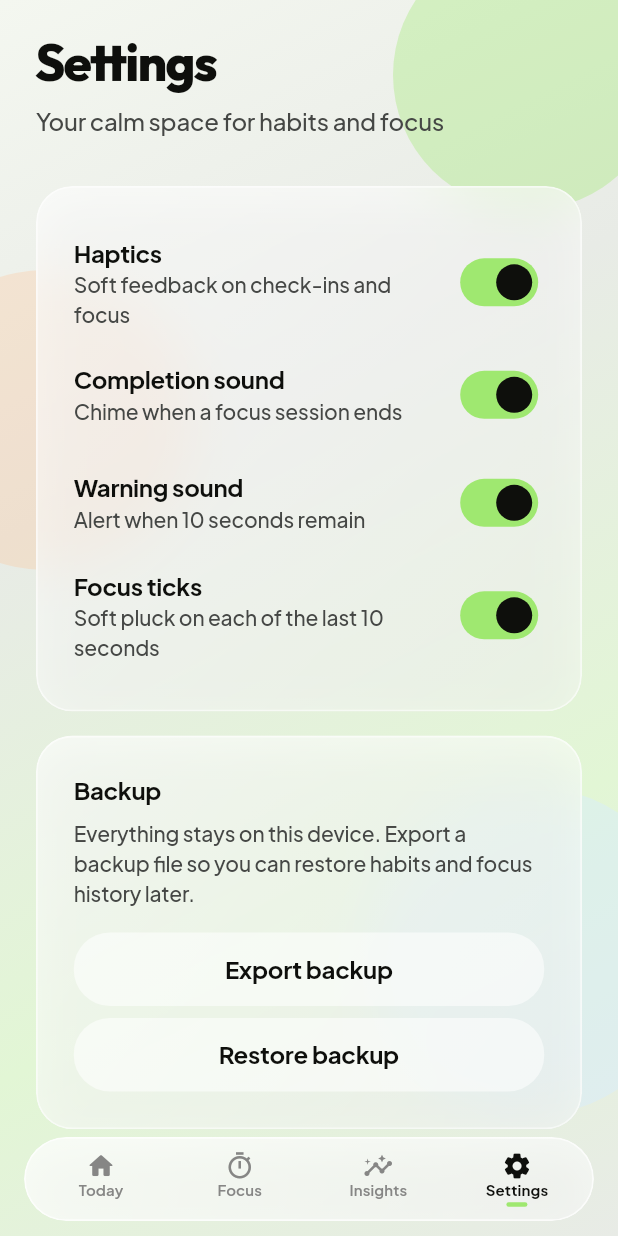
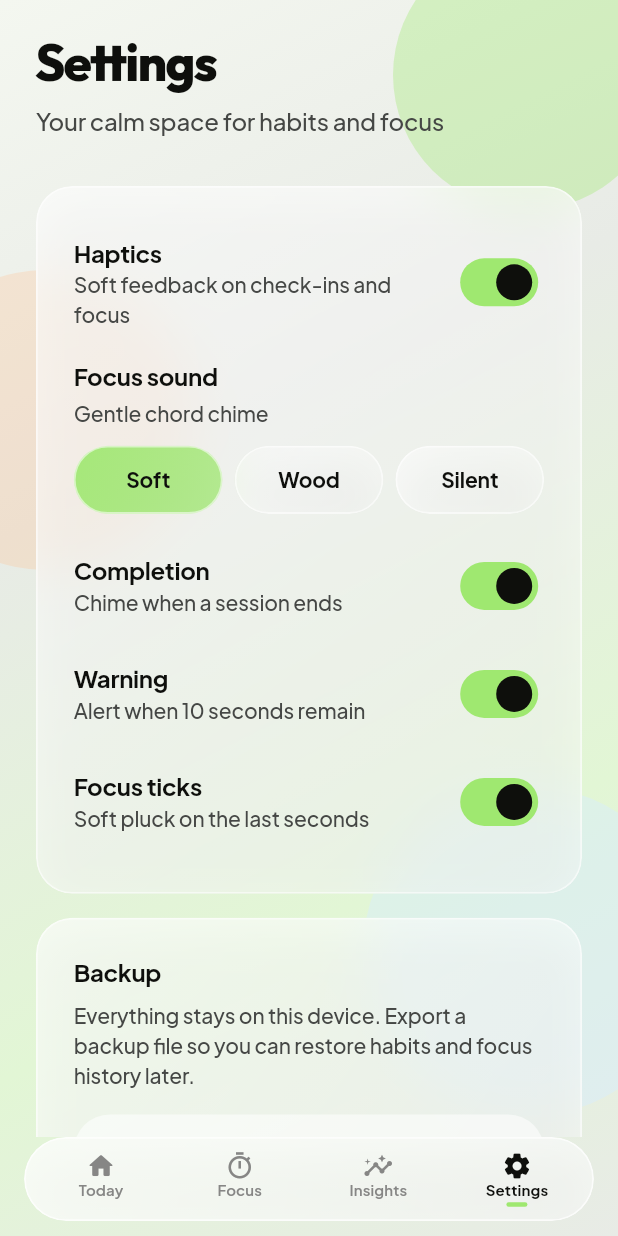
Before and after one commit to Anu-Code07/habbit-tracker, a Flutter app: the SettingsPage screen opened by its route, on a phone screen of 412 x 824 dp. Run offline on Flutter 3.47's test engine with Material 3 defaults, Android fonts, the phone set to English and light mode, and no system bars; our stand-ins replace audioplayers, drift, equatable, file_picker, flutter_bloc, get_it and 6 more; missing offline and left inert: flutter_app_group_directory, home_widget; accounts and stored records are empty; generated files the repository leaves out were written again.

Commit message:
Add wood sound pack for focus alerts and enhance sound management

```diff
--- a/assets/sounds/ATTRIBUTION.txt
+++ b/assets/sounds/ATTRIBUTION.txt
@@ -4,3 +4,6 @@ focus_tick.wav / focus_warning.wav
 
 focus_complete.wav
   Soft major-chord chime generated for Pulse (original, CC0).
+
+focus_complete_wood.wav / focus_warning_wood.wav / focus_tick_wood.wav
+  Wood pack plucks generated for Pulse (original, CC0).
--- a/lib/features/focus/data/focus_background_alerts.dart
+++ b/lib/features/focus/data/focus_background_alerts.dart
@@ -40,6 +40,7 @@ abstract final class FocusBackgroundAlerts {
     bool warningEnabled = true,
     bool ticksEnabled = true,
     bool completionEnabled = true,
+    String soundPack = 'soft',
   }) async {
     if (kIsWeb) return;
     if (!(Platform.isIOS || Platform.isAndroid)) return;
@@ -52,6 +53,7 @@ abstract final class FocusBackgroundAlerts {
         'warningEnabled': warningEnabled,
         'ticksEnabled': ticksEnabled,
         'completionEnabled': completionEnabled,
+        'soundPack': soundPack,
       });
     } catch (error, stack) {
       debugPrint('FocusBackgroundAlerts schedule failed: $error\n$stack');
--- a/lib/features/focus/data/focus_timer_sounds.dart
+++ b/lib/features/focus/data/focus_timer_sounds.dart
@@ -2,12 +2,10 @@ import 'dart:async';
 
 import 'package:audioplayers/audioplayers.dart';
 import 'package:flutter/foundation.dart';
-import 'package:flutter/services.dart';
 
-/// Focus countdown / completion chimes.
-///
-/// Uses [AssetSource] (proven on desktop) plus a fresh player per cue so a
-/// stuck Android MediaPlayer can't silence the next chime.
+import 'package:pulse/features/settings/domain/focus_sound_pack.dart';
+
+/// Focus countdown / completion chimes for Soft and Wood packs.
 abstract final class FocusTimerSounds {
   static bool _warmed = false;
 
@@ -17,7 +15,6 @@ abstract final class FocusTimerSounds {
           options: const {AVAudioSessionOptions.duckOthers},
         ),
         android: const AudioContextAndroid(
-          // Keep false — speakerphone routing fights media on Nothing OS.
           isSpeakerphoneOn: false,
           stayAwake: true,
           contentType: AndroidContentType.music,
@@ -26,13 +23,22 @@ abstract final class FocusTimerSounds {
         ),
       );
 
-  static Future<void> warmUp() async {
+  static String _asset(FocusSoundPack pack, String softName) {
+    if (pack == FocusSoundPack.wood) {
+      final stem = softName.replaceAll('.wav', '');
+      return 'sounds/${stem}_wood.wav';
+    }
+    return 'sounds/$softName';
+  }
+
+  static Future<void> warmUp(FocusSoundPack pack) async {
+    if (!pack.playsAudio) return;
     if (_warmed) return;
     try {
       await AudioPlayer.global.setAudioContext(_context);
       final probe = AudioPlayer();
       await probe.setAudioContext(_context);
-      await probe.setSource(AssetSource('sounds/focus_complete.wav'));
+      await probe.setSource(AssetSource(_asset(pack, 'focus_complete.wav')));
       await probe.dispose();
       _warmed = true;
     } catch (error, stack) {
@@ -59,7 +65,6 @@ abstract final class FocusTimerSounds {
         volume: v,
         mode: PlayerMode.mediaPlayer,
       );
-      debugPrint('FocusTimerSounds state=${player.state}');
       if (waitUntilDone) {
         try {
           await player.onPlayerComplete.first.timeout(
@@ -69,7 +74,6 @@ abstract final class FocusTimerSounds {
           // best-effort
         }
       } else {
-        // Let short ticks finish without holding the player.
         unawaited(
           player.onPlayerComplete.first
               .timeout(const Duration(seconds: 2))
@@ -80,9 +84,6 @@ abstract final class FocusTimerSounds {
       }
     } catch (error, stack) {
       debugPrint('FocusTimerSounds failed ($assetPath): $error\n$stack');
-      try {
-        await SystemSound.play(SystemSoundType.alert);
-      } catch (_) {}
     } finally {
       if (waitUntilDone) {
         try {
@@ -92,21 +93,25 @@ abstract final class FocusTimerSounds {
     }
   }
 
-  static Future<void> warningTick() => _play(
-        'sounds/focus_tick.wav',
-        volume: 1.0,
-      );
+  static Future<void> warningTick(FocusSoundPack pack) async {
+    if (!pack.playsAudio) return;
+    await _play(_asset(pack, 'focus_tick.wav'), volume: 0.85);
+  }
 
-  static Future<void> warningAlert() => _play(
-        'sounds/focus_warning.wav',
-        volume: 1.0,
-        waitUntilDone: true,
-      );
+  static Future<void> warningAlert(FocusSoundPack pack) async {
+    if (!pack.playsAudio) return;
+    await _play(
+      _asset(pack, 'focus_warning.wav'),
+      volume: pack == FocusSoundPack.wood ? 0.8 : 1.0,
+      waitUntilDone: true,
+    );
+  }
 
-  static Future<void> completed() async {
+  static Future<void> completed(FocusSoundPack pack) async {
+    if (!pack.playsAudio) return;
     await _play(
-      'sounds/focus_complete.wav',
-      volume: 0.72,
+      _asset(pack, 'focus_complete.wav'),
+      volume: pack == FocusSoundPack.wood ? 0.7 : 0.72,
       waitUntilDone: true,
     );
   }
--- a/lib/features/settings/data/settings_repository.dart
+++ b/lib/features/settings/data/settings_repository.dart
@@ -1,4 +1,6 @@
 import 'package:shared_preferences/shared_preferences.dart';
+
+import 'package:pulse/features/settings/domain/focus_sound_pack.dart';
 
 class SettingsRepository {
   SettingsRepository(this._prefs);
@@ -11,6 +13,7 @@ class SettingsRepository {
   static const _completionSoundKey = 'completion_sound_enabled';
   static const _warningSoundKey = 'warning_sound_enabled';
   static const _focusTickSoundKey = 'focus_tick_sound_enabled';
+  static const _soundPackKey = 'focus_sound_pack';
   static const _workMinutesKey = 'work_minutes';
   static const _breakMinutesKey = 'break_minutes';
   static const _userNameKey = 'user_name';
@@ -47,6 +50,12 @@ class SettingsRepository {
   Future<void> setFocusTickSoundEnabled(bool value) =>
       _prefs.setBool(_focusTickSoundKey, value);
 
+  FocusSoundPack get soundPack =>
+      FocusSoundPack.fromStorage(_prefs.getString(_soundPackKey));
+
+  Future<void> setSoundPack(FocusSoundPack pack) =>
+      _prefs.setString(_soundPackKey, pack.storageValue);
+
   int get workMinutes => _prefs.getInt(_workMinutesKey) ?? 25;
 
   Future<void> setWorkMinutes(int value) =>
@@ -73,6 +82,7 @@ class SettingsRepository {
         'completionSoundEnabled': completionSoundEnabled,
         'warningSoundEnabled': warningSoundEnabled,
         'focusTickSoundEnabled': focusTickSoundEnabled,
+        'soundPack': soundPack.storageValue,
         'workMinutes': workMinutes,
         'breakMinutes': breakMinutes,
         'userName': userName,
@@ -99,6 +109,10 @@ class SettingsRepository {
     if (tickSound is bool) {
       await setFocusTickSoundEnabled(tickSound);
     }
+    final pack = map['soundPack'];
+    if (pack is String) {
+      await setSoundPack(FocusSoundPack.fromStorage(pack));
+    }
     // Older backups used a single timerSoundsEnabled flag.
     final legacySounds = map['timerSoundsEnabled'];
     if (legacySounds is bool &&
--- /dev/null
+++ b/lib/features/settings/domain/focus_sound_pack.dart
@@ -0,0 +1,30 @@
+/// Focus chime character — Soft (default), Wood (warmer pluck), Silent.
+enum FocusSoundPack {
+  soft,
+  wood,
+  silent;
+
+  static FocusSoundPack fromStorage(String? raw) {
+    return switch (raw) {
+      'wood' => FocusSoundPack.wood,
+      'silent' => FocusSoundPack.silent,
+      _ => FocusSoundPack.soft,
+    };
+  }
+
+  String get storageValue => name;
+
+  String get label => switch (this) {
+        FocusSoundPack.soft => 'Soft',
+        FocusSoundPack.wood => 'Wood',
+        FocusSoundPack.silent => 'Silent',
+      };
+
+  String get subtitle => switch (this) {
+        FocusSoundPack.soft => 'Gentle chord chime',
+        FocusSoundPack.wood => 'Warm wooden plucks',
+        FocusSoundPack.silent => 'No focus sounds',
+      };
+
+  bool get playsAudio => this != FocusSoundPack.silent;
+}
--- a/lib/features/settings/presentation/bloc/settings_bloc.dart
+++ b/lib/features/settings/presentation/bloc/settings_bloc.dart
@@ -5,6 +5,7 @@ import 'package:pulse/core/database/pulse_backup_service.dart';
 import 'package:pulse/features/focus/domain/usecases/focus_usecases.dart';
 import 'package:pulse/features/habits/domain/usecases/habit_usecases.dart';
 import 'package:pulse/features/settings/data/settings_repository.dart';
+import 'package:pulse/features/settings/domain/focus_sound_pack.dart';
 
 sealed class SettingsEvent extends Equatable {
   const SettingsEvent();
@@ -44,6 +45,13 @@ class SettingsFocusTickSoundChanged extends SettingsEvent {
   List<Object?> get props => [enabled];
 }
 
+class SettingsSoundPackChanged extends SettingsEvent {
+  const SettingsSoundPackChanged(this.pack);
+  final FocusSoundPack pack;
+  @override
+  List<Object?> get props => [pack];
+}
+
 class SettingsDataReset extends SettingsEvent {
   const SettingsDataReset();
 }
@@ -62,6 +70,7 @@ class SettingsState extends Equatable {
     this.completionSoundEnabled = true,
     this.warningSoundEnabled = true,
     this.focusTickSoundEnabled = true,
+    this.soundPack = FocusSoundPack.soft,
     this.workMinutes = 25,
     this.breakMinutes = 5,
     this.resetDone = false,
@@ -74,6 +83,7 @@ class SettingsState extends Equatable {
   final bool completionSoundEnabled;
   final bool warningSoundEnabled;
   final bool focusTickSoundEnabled;
+  final FocusSoundPack soundPack;
   final int workMinutes;
   final int breakMinutes;
   final bool resetDone;
@@ -86,6 +96,7 @@ class SettingsState extends Equatable {
     bool? completionSoundEnabled,
     bool? warningSoundEnabled,
     bool? focusTickSoundEnabled,
+    FocusSoundPack? soundPack,
     int? workMinutes,
     int? breakMinutes,
     bool? resetDone,
@@ -101,6 +112,7 @@ class SettingsState extends Equatable {
       warningSoundEnabled: warningSoundEnabled ?? this.warningSoundEnabled,
       focusTickSoundEnabled:
           focusTickSoundEnabled ?? this.focusTickSoundEnabled,
+      soundPack: soundPack ?? this.soundPack,
       workMinutes: workMinutes ?? this.workMinutes,
       breakMinutes: breakMinutes ?? this.breakMinutes,
       resetDone: resetDone ?? this.resetDone,
@@ -116,6 +128,7 @@ class SettingsState extends Equatable {
         completionSoundEnabled,
         warningSoundEnabled,
         focusTickSoundEnabled,
+        soundPack,
         workMinutes,
         breakMinutes,
         resetDone,
@@ -143,6 +156,7 @@ class SettingsBloc extends Bloc<SettingsEvent, SettingsState> {
           completionSoundEnabled: _settings.completionSoundEnabled,
           warningSoundEnabled: _settings.warningSoundEnabled,
           focusTickSoundEnabled: _settings.focusTickSoundEnabled,
+          soundPack: _settings.soundPack,
           workMinutes: _settings.workMinutes,
           breakMinutes: _settings.breakMinutes,
         ),
@@ -163,6 +177,10 @@ class SettingsBloc extends Bloc<SettingsEvent, SettingsState> {
     on<SettingsFocusTickSoundChanged>((e, emit) async {
       await _settings.setFocusTickSoundEnabled(e.enabled);
       emit(state.copyWith(focusTickSoundEnabled: e.enabled));
+    });
+    on<SettingsSoundPackChanged>((e, emit) async {
+      await _settings.setSoundPack(e.pack);
+      emit(state.copyWith(soundPack: e.pack));
     });
     on<SettingsDataReset>((_, emit) async {
       await _clearHabitData();
@@ -203,6 +221,7 @@ class SettingsBloc extends Bloc<SettingsEvent, SettingsState> {
             completionSoundEnabled: _settings.completionSoundEnabled,
             warningSoundEnabled: _settings.warningSoundEnabled,
             focusTickSoundEnabled: _settings.focusTickSoundEnabled,
+            soundPack: _settings.soundPack,
             workMinutes: _settings.workMinutes,
             breakMinutes: _settings.breakMinutes,
             importDone: true,
--- a/lib/features/settings/presentation/pages/settings_page.dart
+++ b/lib/features/settings/presentation/pages/settings_page.dart
@@ -7,6 +7,7 @@ import 'package:pulse/core/theme/pulse_spacing.dart';
 import 'package:pulse/core/theme/pulse_typography.dart';
 import 'package:pulse/core/widgets/pulse_glass.dart';
 import 'package:pulse/core/widgets/pulse_widgets.dart';
+import 'package:pulse/features/settings/domain/focus_sound_pack.dart';
 import 'package:pulse/features/settings/presentation/bloc/settings_bloc.dart';
 
 class SettingsPage extends StatelessWidget {
@@ -56,6 +57,7 @@ class SettingsPage extends StatelessWidget {
                   const SizedBox(height: PulseSpacing.xxl),
                   PulseCard(
                     child: Column(
+                      crossAxisAlignment: CrossAxisAlignment.start,
                       children: [
                         SwitchListTile(
                           contentPadding: EdgeInsets.zero,
@@ -74,27 +76,59 @@ class SettingsPage extends StatelessWidget {
                                   .read<SettingsBloc>()
                                   .add(SettingsHapticsChanged(v)),
                         ),
+                        const SizedBox(height: PulseSpacing.md),
+                        Text(
+                          'Focus sound',
+                          style: PulseTypography.bodyMdStrong(),
+                        ),
+                        const SizedBox(height: PulseSpacing.xs),
+                        Text(
+                          state.soundPack.subtitle,
+                          style: PulseTypography.bodySm(),
+                        ),
+                        const SizedBox(height: PulseSpacing.md),
+                        Row(
+                          children: [
+                            for (final pack in FocusSoundPack.values) ...[
+                              if (pack != FocusSoundPack.values.first)
+                                const SizedBox(width: PulseSpacing.sm),
+                              Expanded(
+                                child: _SoundPackChip(
+                                  label: pack.label,
+                                  selected: state.soundPack == pack,
+                                  onTap: state.busy
+                                      ? null
+                                      : () => context.read<SettingsBloc>().add(
+                                            SettingsSoundPackChanged(pack),
+                                          ),
+                                ),
+                              ),
+                            ],
+                          ],
+                        ),
+                        if (state.soundPack.playsAudio) ...[
+                          const SizedBox(height: PulseSpacing.md),
                           SwitchListTile(
                             contentPadding: EdgeInsets.zero,
                             title: Text(
-                            'Completion sound',
+                              'Completion',
                               style: PulseTypography.bodyMdStrong(),
                             ),
                             subtitle: Text(
-                            'Chime when a focus session ends',
+                              'Chime when a session ends',
                               style: PulseTypography.bodySm(),
                             ),
                             value: state.completionSoundEnabled,
                             onChanged: state.busy
                                 ? null
-                              : (v) => context
-                                  .read<SettingsBloc>()
-                                  .add(SettingsCompletionSoundChanged(v)),
+                                : (v) => context.read<SettingsBloc>().add(
+                                      SettingsCompletionSoundChanged(v),
+                                    ),
                           ),
                           SwitchListTile(
                             contentPadding: EdgeInsets.zero,
                             title: Text(
-                            'Warning sound',
+                              'Warning',
                               style: PulseTypography.bodyMdStrong(),
                             ),
                             subtitle: Text(
@@ -104,9 +138,9 @@ class SettingsPage extends StatelessWidget {
                             value: state.warningSoundEnabled,
                             onChanged: state.busy
                                 ? null
-                              : (v) => context
-                                  .read<SettingsBloc>()
-                                  .add(SettingsWarningSoundChanged(v)),
+                                : (v) => context.read<SettingsBloc>().add(
+                                      SettingsWarningSoundChanged(v),
+                                    ),
                           ),
                           SwitchListTile(
                             contentPadding: EdgeInsets.zero,
@@ -115,16 +149,17 @@ class SettingsPage extends StatelessWidget {
                               style: PulseTypography.bodyMdStrong(),
                             ),
                             subtitle: Text(
-                            'Soft pluck on each of the last 10 seconds',
+                              'Soft pluck on the last seconds',
                               style: PulseTypography.bodySm(),
                             ),
                             value: state.focusTickSoundEnabled,
                             onChanged: state.busy
                                 ? null
-                              : (v) => context
-                                  .read<SettingsBloc>()
-                                  .add(SettingsFocusTickSoundChanged(v)),
+                                : (v) => context.read<SettingsBloc>().add(
+                                      SettingsFocusTickSoundChanged(v),
                                     ),
+                          ),
+                        ],
                       ],
                     ),
                   ),
@@ -272,3 +307,30 @@ class SettingsPage extends StatelessWidget {
     );
   }
 }
+
+class _SoundPackChip extends StatelessWidget {
+  const _SoundPackChip({
+    required this.label,
+    required this.selected,
+    this.onTap,
+  });
+
+  final String label;
+  final bool selected;
+  final VoidCallback? onTap;
+
+  @override
+  Widget build(BuildContext context) {
+    return PulseGlass(
+      tint: selected ? PulseColors.primary : PulseColors.canvas,
+      opacity: selected ? 0.8 : 0.45,
+      onTap: onTap,
+      padding: const EdgeInsets.symmetric(vertical: 12),
+      child: Text(
+        label,
+        textAlign: TextAlign.center,
+        style: PulseTypography.bodySmStrong(),
+      ),
+    );
+  }
+}
--- a/pubspec.yaml
+++ b/pubspec.yaml
@@ -49,6 +49,9 @@ flutter:
     - assets/sounds/focus_tick.wav
     - assets/sounds/focus_warning.wav
     - assets/sounds/focus_complete.wav
+    - assets/sounds/focus_tick_wood.wav
+    - assets/sounds/focus_warning_wood.wav
+    - assets/sounds/focus_complete_wood.wav
 
 flutter_launcher_icons:
   android: true
```
Also changed, not shown: lib/features/focus/presentation/bloc/focus_bloc.dart (+65 -30 lines), lib/features/focus/presentation/pages/focus_page.dart (+74 -3 lines), 8 other files. Lines whose indentation alone changed are shown as unchanged.
